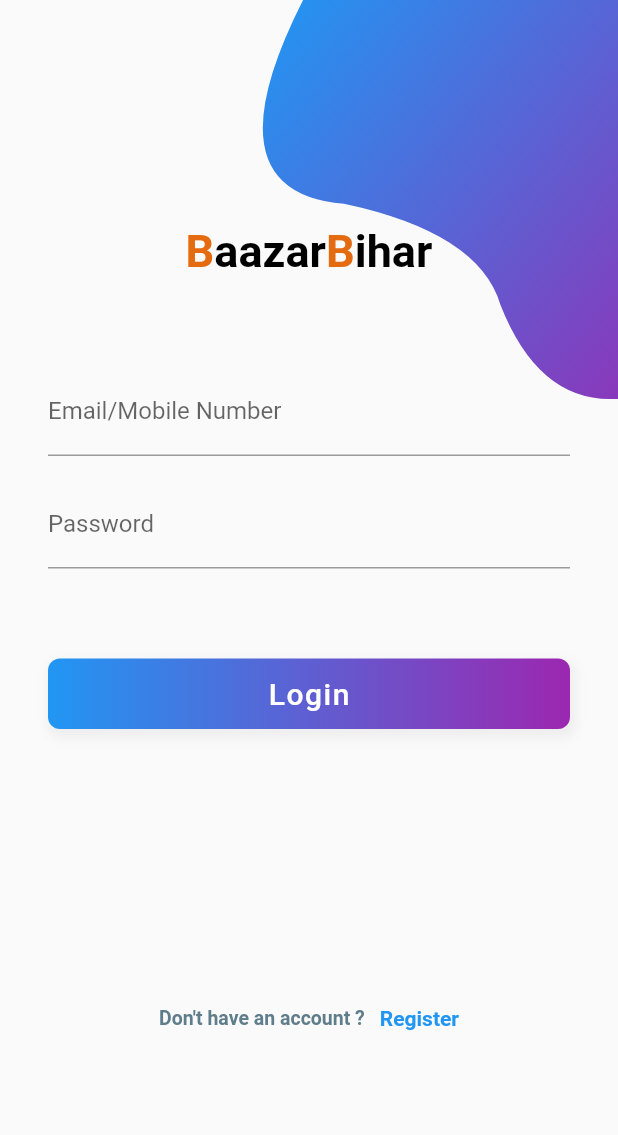
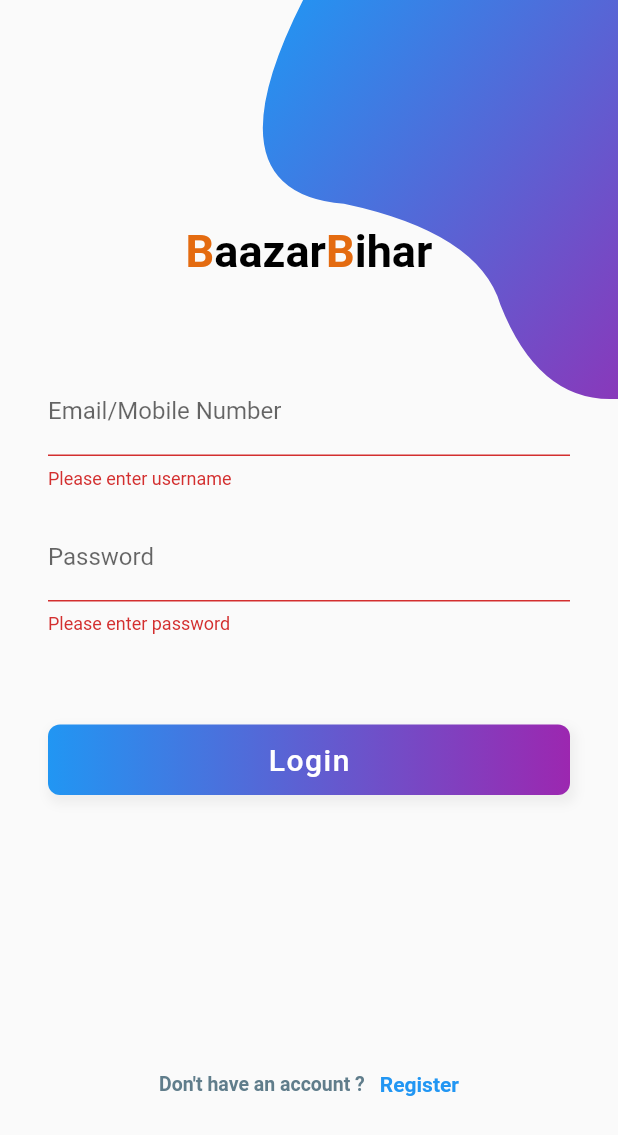
Before and after one commit to dhruvanwd/bazaar-bihar, a Flutter app: the screen it shows after launch, after a tap on "Login", on a phone screen of 412 x 824 dp. Shown: the top 1135 px of the screen. Run offline on Flutter 3.47's test engine with Material 2 defaults, Android fonts, the phone set to English and light mode, and no system bars; our stand-ins replace dio, get, get_storage, google_fonts.

Commit message:
dio added

```diff
--- /dev/null
+++ b/lib/GetxControllers/GlobalController.dart
@@ -0,0 +1,8 @@
+import 'package:get/get.dart';
+import 'package:orca_mob/Utils/ApiService.dart';
+
+class GlobalController extends GetxController {
+  static GlobalController get to => Get.find();
+  final ApiRequest apiRequestInstance =
+      ApiRequest(baseUrl: 'http:192.168.1.102:8000');
+}
--- /dev/null
+++ b/lib/Utils/ApiService.dart
@@ -0,0 +1,34 @@
+import 'package:dio/dio.dart';
+import 'package:flutter/foundation.dart';
+import 'package:orca_mob/Utils/RequestBody.dart';
+
+class ApiRequest {
+  final String baseUrl;
+
+  ApiRequest({
+    required this.baseUrl,
+  });
+
+  Dio _dio() {
+    // Put your authorization token here
+    return Dio(BaseOptions(
+      baseUrl: baseUrl,
+    ));
+  }
+
+  fetchData(RequestBody data) async {
+    return await _dio().post('/fetch', data: data.toJson());
+  }
+
+  storeData(RequestBody data) async {
+    return await _dio().post('/store', data: data.toJson());
+  }
+
+  loginUser(RequestBody data) async {
+    return await _dio().post('/loginUser', data: data.toJson());
+  }
+
+  createUser(RequestBody data) async {
+    return await _dio().post('/createUser', data: data.toJson());
+  }
+}
--- /dev/null
+++ b/lib/Utils/RequestBody.dart
@@ -0,0 +1,26 @@
+// type IFindOption = "findOne";
+// type IinsertOption = "insertOne" | "insertMany";
+// type IupdateOption = "updateOne" | "updateMany" | "replaceOne";
+// type IdeleteOption = "deleteOne" | "deleteMany" | "findOneAndDelete"
+
+class RequestBody {
+  String collectionName;
+  String amendType;
+  dynamic payload;
+
+  RequestBody({
+    required this.amendType,
+    required this.collectionName,
+    required this.payload,
+  });
+
+  Map<String, dynamic> toJson() {
+    final Map<String, dynamic> data = new Map<String, dynamic>();
+    data['collectionName'] = this.collectionName;
+    data['amendType'] = this.amendType;
+    data['payload'] = this.payload;
+    print('----payload---------');
+    print(data);
+    return data;
+  }
+}
--- a/lib/main.dart
+++ b/lib/main.dart
@@ -1,15 +1,22 @@
 import 'package:flutter/material.dart';
 import 'package:get/get.dart';
 import 'package:get_storage/get_storage.dart';
+import 'package:orca_mob/GetxControllers/GlobalController.dart';
 import 'package:orca_mob/pages/Home.dart/HomePage.dart';
 import 'package:orca_mob/pages/login-signup/SignupPage.dart';
 import 'package:orca_mob/pages/login-signup/loginPage.dart';
 
 void main() async {
   await GetStorage.init();
-  runApp(GetMaterialApp(debugShowCheckedModeBanner: false, getPages: [
-    GetPage(name: '/', page: () => LoginPage()),
-    GetPage(name: '/signup', page: () => SignupPage()),
-    // GetPage(name: '/', page: () => HomePage()),
-  ]));
+  Get.put(GlobalController());
+  runApp(
+    GetMaterialApp(
+      debugShowCheckedModeBanner: false,
+      getPages: [
+        GetPage(name: '/', page: () => LoginPage()),
+        GetPage(name: '/signup', page: () => SignupPage()),
+        // GetPage(name: '/', page: () => HomePage()),
+      ],
+    ),
+  );
 }
--- a/lib/pages/login-signup/LoginPage.dart
+++ b/lib/pages/login-signup/LoginPage.dart
@@ -1,5 +1,7 @@
 import 'package:flutter/material.dart';
 import 'package:get/get.dart';
+import 'package:orca_mob/GetxControllers/GlobalController.dart';
+import 'package:orca_mob/Utils/RequestBody.dart';
 import 'package:orca_mob/pages/login-signup/CustomButton.dart';
 import 'package:orca_mob/pages/login-signup/appTitle.dart';
 import 'createAccountLabel.dart';
@@ -9,6 +11,33 @@ class LoginPage extends StatelessWidget {
   LoginPage({Key? key}) : super(key: key);
   final height = Get.mediaQuery.size.height;
   final _formKey = GlobalKey<FormState>();
+
+  final usernameController = TextEditingController();
+  final passwordController = TextEditingController();
+  final apiRequestInstance = GlobalController.to.apiRequestInstance;
+  onLogin() async {
+    if (_formKey.currentState!.validate()) {
+      _formKey.currentState!.save();
+
+      final resp = await apiRequestInstance.loginUser(
+        RequestBody(
+          amendType: 'findOne',
+          collectionName: 'users',
+          payload: [
+            {
+              "mobile": usernameController.text,
+              "password": passwordController.text
+            }
+          ],
+        ),
+      );
+
+      print(resp);
+    } else {
+      print('invalid form');
+    }
+  }
+
   @override
   Widget build(BuildContext context) {
     return Scaffold(
@@ -35,20 +64,30 @@ class LoginPage extends StatelessWidget {
                         child: appTitle(),
                       ),
                       TextFormField(
+                        controller: usernameController,
                         decoration: InputDecoration(
                             border: UnderlineInputBorder(),
                             labelText: 'Email/Mobile Number'),
+                        validator: (value) {
+                          if (value == null || value.isEmpty) {
+                            return 'Please enter username';
+                          }
+                        },
                       ),
                       Padding(padding: EdgeInsets.only(top: 16)),
                       TextFormField(
+                        controller: passwordController,
                         decoration: InputDecoration(
                             border: UnderlineInputBorder(),
                             labelText: 'Password'),
+                        validator: (value) {
+                          if (value == null || value.isEmpty) {
+                            return 'Please enter password';
+                          }
+                        },
                       ),
                       Padding(padding: EdgeInsets.only(top: 60)),
-                      signInSubmitButton(() {
-                        print("onLogin");
-                      }, "Login"),
+                      signInSubmitButton(onLogin, "Login"),
                       Padding(padding: EdgeInsets.only(top: 150)),
                       createAccountLabel(
                           'signup', 'Don\'t have an account ?', 'Register')
--- a/pubspec.yaml
+++ b/pubspec.yaml
@@ -27,7 +27,7 @@ dependencies:
   get: ^4.3.6
   get_storage: ^2.0.3
   google_fonts: ^2.1.0
-
+  dio: ^4.0.0
 
 dev_dependencies:
   flutter_test:
```
Also changed, not shown: pubspec.lock.
